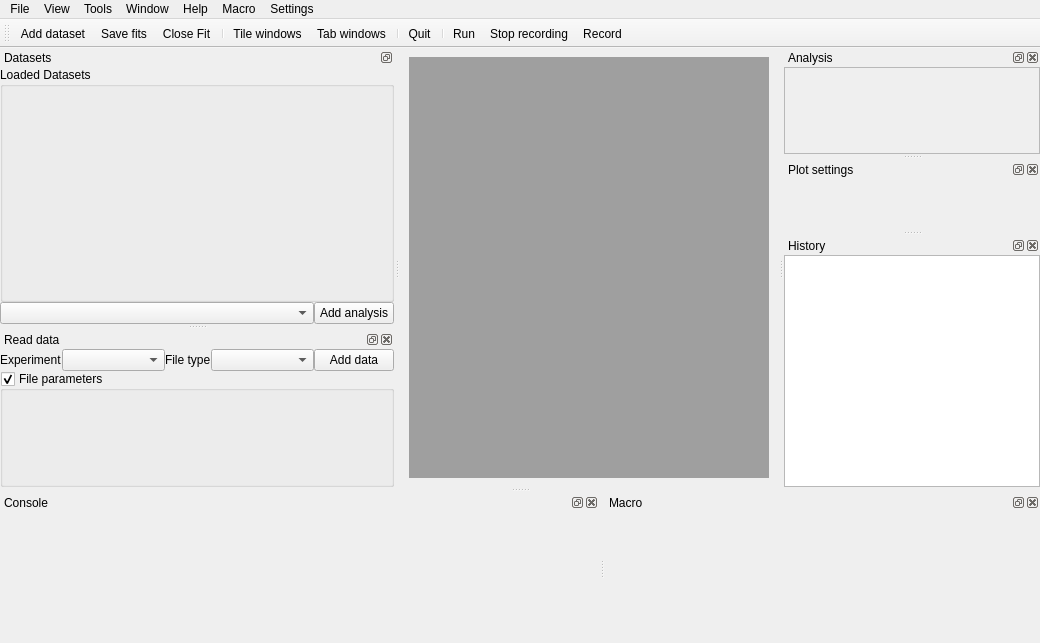
First picture: the form in chisurf/gui/gui.ui, repository Fluorescence-Tools/chisurf, before the edit.
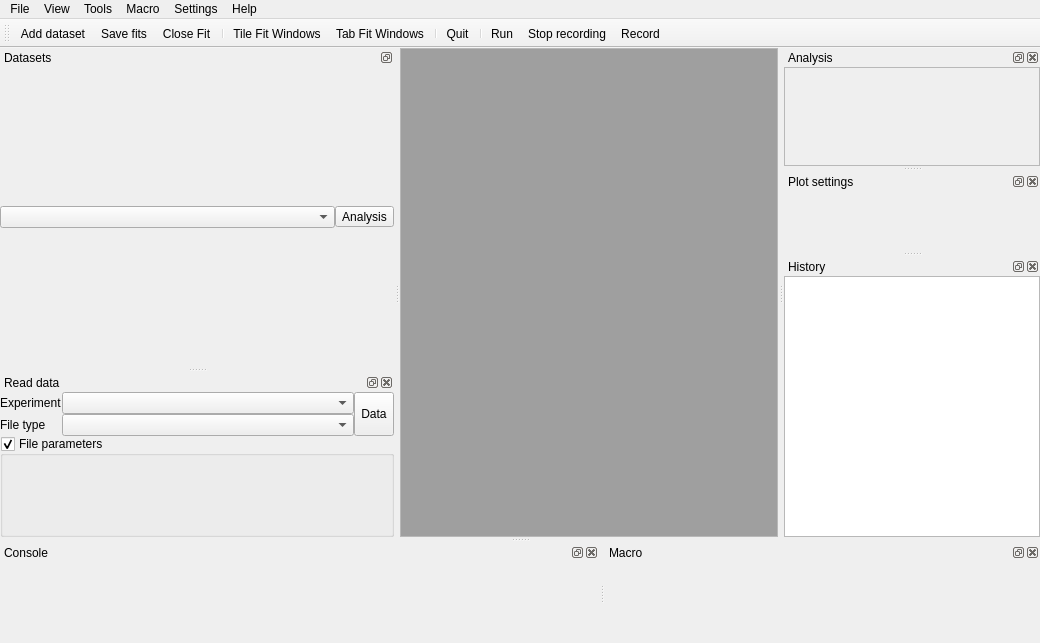
Second picture: the form after the edit. Icons and pictures are not drawn.

```diff
--- a/chisurf/gui/gui.ui
+++ b/chisurf/gui/gui.ui
@@ -28,10 +28,25 @@
   </property>
   <widget class="QWidget" name="centralwidget">
    <layout class="QGridLayout" name="gridLayout_2">
-    <item row="1" column="1">
+    <property name="leftMargin">
+     <number>0</number>
+    </property>
+    <property name="topMargin">
+     <number>0</number>
+    </property>
+    <property name="rightMargin">
+     <number>0</number>
+    </property>
+    <property name="bottomMargin">
+     <number>0</number>
+    </property>
+    <property name="spacing">
+     <number>0</number>
+    </property>
+    <item row="0" column="0">
      <widget class="QMdiArea" name="mdiarea">
       <property name="frameShape">
-       <enum>QFrame::NoFrame</enum>
+       <enum>QFrame::StyledPanel</enum>
       </property>
       <property name="verticalScrollBarPolicy">
        <enum>Qt::ScrollBarAsNeeded</enum>
@@ -39,11 +54,14 @@
       <property name="horizontalScrollBarPolicy">
        <enum>Qt::ScrollBarAsNeeded</enum>
       </property>
+      <property name="sizeAdjustPolicy">
+       <enum>QAbstractScrollArea::AdjustToContents</enum>
+      </property>
       <property name="viewMode">
        <enum>QMdiArea::SubWindowView</enum>
       </property>
       <property name="documentMode">
-       <bool>true</bool>
+       <bool>false</bool>
       </property>
       <property name="tabsClosable">
        <bool>true</bool>
@@ -105,11 +123,6 @@
          <verstretch>0</verstretch>
         </sizepolicy>
        </property>
-       <property name="font">
-        <font>
-         <pointsize>8</pointsize>
-        </font>
-       </property>
        <property name="verticalScrollBarPolicy">
         <enum>Qt::ScrollBarAsNeeded</enum>
        </property>
@@ -125,7 +138,7 @@
           <x>0</x>
           <y>0</y>
           <width>254</width>
-          <height>87</height>
+          <height>126</height>
          </rect>
         </property>
         <property name="sizePolicy">
@@ -238,8 +251,8 @@
     <rect>
      <x>0</x>
      <y>0</y>
-     <width>1040</width>
-     <height>21</height>
+     <width>1275</width>
+     <height>24</height>
     </rect>
    </property>
    <property name="sizePolicy">
@@ -391,14 +404,6 @@
     <addaction name="actionF_Test"/>
     <addaction name="actionndXplorer"/>
    </widget>
-   <widget class="QMenu" name="menuWindows">
-    <property name="title">
-     <string>Window</string>
-    </property>
-    <addaction name="actionTile_windows"/>
-    <addaction name="actionTab_windows"/>
-    <addaction name="actionCascade"/>
-   </widget>
    <widget class="QMenu" name="menuMacro">
     <property name="title">
      <string>Macro</string>
@@ -419,10 +424,9 @@
    <addaction name="menuFile"/>
    <addaction name="menuView"/>
    <addaction name="menuTools"/>
-   <addaction name="menuWindows"/>
-   <addaction name="menuHelp"/>
    <addaction name="menuMacro"/>
    <addaction name="menuSettings"/>
+   <addaction name="menuHelp"/>
   </widget>
   <widget class="QToolBar" name="toolBar_2">
    <property name="sizePolicy">
@@ -472,7 +476,7 @@
    <property name="minimumSize">
     <size>
      <width>80</width>
-     <height>150</height>
+     <height>100</height>
     </size>
    </property>
    <property name="maximumSize">
@@ -572,39 +576,14 @@
      <property name="spacing">
       <number>0</number>
      </property>
-     <item row="2" column="0" colspan="3">
-      <widget class="QGroupBox" name="groupBox">
-       <property name="title">
-        <string>Loaded Datasets</string>
+     <item row="0" column="0" colspan="2">
+      <layout class="QVBoxLayout" name="verticalLayout_8">
+       <property name="spacing">
+        <number>0</number>
        </property>
-       <layout class="QVBoxLayout" name="verticalLayout_12">
-        <property name="spacing">
-         <number>0</number>
-        </property>
-        <property name="leftMargin">
-         <number>0</number>
-        </property>
-        <property name="topMargin">
-         <number>0</number>
-        </property>
-        <property name="rightMargin">
-         <number>0</number>
-        </property>
-        <property name="bottomMargin">
-         <number>0</number>
-        </property>
-        <item>
-         <layout class="QVBoxLayout" name="verticalLayout_8">
-          <property name="spacing">
-           <number>0</number>
-          </property>
-         </layout>
-        </item>
-       </layout>
-       <zorder></zorder>
-      </widget>
+      </layout>
      </item>
-     <item row="3" column="1">
+     <item row="1" column="0">
       <widget class="QComboBox" name="comboBox_Model">
        <property name="sizePolicy">
         <sizepolicy hsizetype="Expanding" vsizetype="Fixed">
@@ -617,16 +596,17 @@
        </property>
       </widget>
      </item>
-     <item row="3" column="2">
-      <widget class="QPushButton" name="pushButton_2">
-       <property name="sizePolicy">
-        <sizepolicy hsizetype="Fixed" vsizetype="Fixed">
-         <horstretch>0</horstretch>
-         <verstretch>0</verstretch>
-        </sizepolicy>
-       </property>
+     <item row="1" column="1">
+      <widget class="QToolButton" name="toolButton">
        <property name="text">
-        <string>Add analysis</string>
+        <string>Analysis</string>
+       </property>
+       <property name="icon">
+        <iconset resource="resources/resource.qrc">
+         <normaloff>:/icons/icons/list-add.png</normaloff>:/icons/icons/list-add.png</iconset>
+       </property>
+       <property name="toolButtonStyle">
+        <enum>Qt::ToolButtonTextBesideIcon</enum>
        </property>
       </widget>
      </item>
@@ -699,9 +679,9 @@
        <property name="font">
         <font>
          <family>Courier New</family>
-         <pointsize>12</pointsize>
-         <weight>75</weight>
-         <bold>true</bold>
+         <pointsize>10</pointsize>
+         <weight>50</weight>
+         <bold>false</bold>
         </font>
        </property>
        <property name="lineWrapMode">
@@ -742,60 +722,7 @@
      <property name="spacing">
       <number>0</number>
      </property>
-     <item row="1" column="1">
-      <widget class="QLabel" name="label_10">
-       <property name="sizePolicy">
-        <sizepolicy hsizetype="Fixed" vsizetype="Preferred">
-         <horstretch>0</horstretch>
-         <verstretch>0</verstretch>
-        </sizepolicy>
-       </property>
-       <property name="text">
-        <string>Experiment</string>
-       </property>
-      </widget>
-     </item>
-     <item row="1" column="5">
-      <widget class="QComboBox" name="comboBox_setupSelect">
-       <property name="sizePolicy">
-        <sizepolicy hsizetype="Expanding" vsizetype="Fixed">
-         <horstretch>0</horstretch>
-         <verstretch>0</verstretch>
-        </sizepolicy>
-       </property>
-       <property name="toolTip">
-        <string>After selecting a setup-type adjust the parameters of the setup used to open the experimental data.</string>
-       </property>
-      </widget>
-     </item>
-     <item row="1" column="3">
-      <widget class="QComboBox" name="comboBox_experimentSelect">
-       <property name="sizePolicy">
-        <sizepolicy hsizetype="Expanding" vsizetype="Fixed">
-         <horstretch>0</horstretch>
-         <verstretch>0</verstretch>
-        </sizepolicy>
-       </property>
-       <property name="toolTip">
-        <string>Select a type of experiment. After selecting the experiment type you can select a setup-type</string>
-       </property>
-      </widget>
-     </item>
-     <item row="1" column="4">
-      <widget class="QLabel" name="label_16">
-       <property name="text">
-        <string>File type</string>
-       </property>
-      </widget>
-     </item>
-     <item row="1" column="6">
-      <widget class="QPushButton" name="pushButton">
-       <property name="text">
-        <string>Add data</string>
-       </property>
-      </widget>
-     </item>
-     <item row="2" column="1" colspan="6">
+     <item row="3" column="1" colspan="6">
       <widget class="QGroupBox" name="groupBox_FileParameters">
        <property name="sizePolicy">
         <sizepolicy hsizetype="Expanding" vsizetype="Minimum">
@@ -866,8 +793,8 @@
           </property>
           <property name="sizeHint" stdset="0">
            <size>
-            <width>20</width>
-            <height>40</height>
+            <width>1</width>
+            <height>1</height>
            </size>
           </property>
          </spacer>
@@ -875,6 +802,72 @@
        </layout>
       </widget>
      </item>
+     <item row="1" column="3">
+      <widget class="QComboBox" name="comboBox_experimentSelect">
+       <property name="sizePolicy">
+        <sizepolicy hsizetype="Expanding" vsizetype="Fixed">
+         <horstretch>0</horstretch>
+         <verstretch>0</verstretch>
+        </sizepolicy>
+       </property>
+       <property name="toolTip">
+        <string>Select a type of experiment. After selecting the experiment type you can select a setup-type</string>
+       </property>
+      </widget>
+     </item>
+     <item row="1" column="1">
+      <widget class="QLabel" name="label_10">
+       <property name="sizePolicy">
+        <sizepolicy hsizetype="Fixed" vsizetype="Preferred">
+         <horstretch>0</horstretch>
+         <verstretch>0</verstretch>
+        </sizepolicy>
+       </property>
+       <property name="text">
+        <string>Experiment</string>
+       </property>
+      </widget>
+     </item>
+     <item row="2" column="1">
+      <widget class="QLabel" name="label_16">
+       <property name="text">
+        <string>File type</string>
+       </property>
+      </widget>
+     </item>
+     <item row="2" column="3">
+      <widget class="QComboBox" name="comboBox_setupSelect">
+       <property name="sizePolicy">
+        <sizepolicy hsizetype="Minimum" vsizetype="Fixed">
+         <horstretch>0</horstretch>
+         <verstretch>0</verstretch>
+        </sizepolicy>
+       </property>
+       <property name="toolTip">
+        <string>After selecting a setup-type adjust the parameters of the setup used to open the experimental data.</string>
+       </property>
+      </widget>
+     </item>
+     <item row="1" column="4" rowspan="2">
+      <widget class="QToolButton" name="toolButton_2">
+       <property name="sizePolicy">
+        <sizepolicy hsizetype="Fixed" vsizetype="Minimum">
+         <horstretch>0</horstretch>
+         <verstretch>0</verstretch>
+        </sizepolicy>
+       </property>
+       <property name="text">
+        <string>Data</string>
+       </property>
+       <property name="icon">
+        <iconset resource="resources/resource.qrc">
+         <normaloff>:/icons/icons/list-add.png</normaloff>:/icons/icons/list-add.png</iconset>
+       </property>
+       <property name="toolButtonStyle">
+        <enum>Qt::ToolButtonTextBesideIcon</enum>
+       </property>
+      </widget>
+     </item>
     </layout>
    </widget>
   </widget>
@@ -1217,7 +1210,7 @@
      <normaloff>:/icons/icons/window-layout-xxl.png</normaloff>:/icons/icons/window-layout-xxl.png</iconset>
    </property>
    <property name="text">
-    <string>Tile windows</string>
+    <string>Tile Fit Windows</string>
    </property>
   </action>
   <action name="actionTab_windows">
@@ -1226,7 +1219,7 @@
      <normaloff>:/icons/icons/window-multi-xxl.png</normaloff>:/icons/icons/window-multi-xxl.png</iconset>
    </property>
    <property name="text">
-    <string>Tab windows</string>
+    <string>Tab Fit Windows</string>
    </property>
    <property name="toolTip">
     <string>Tab windows</string>
```
Left out of the diff: 97 changed lines with no effect on the pictures.
